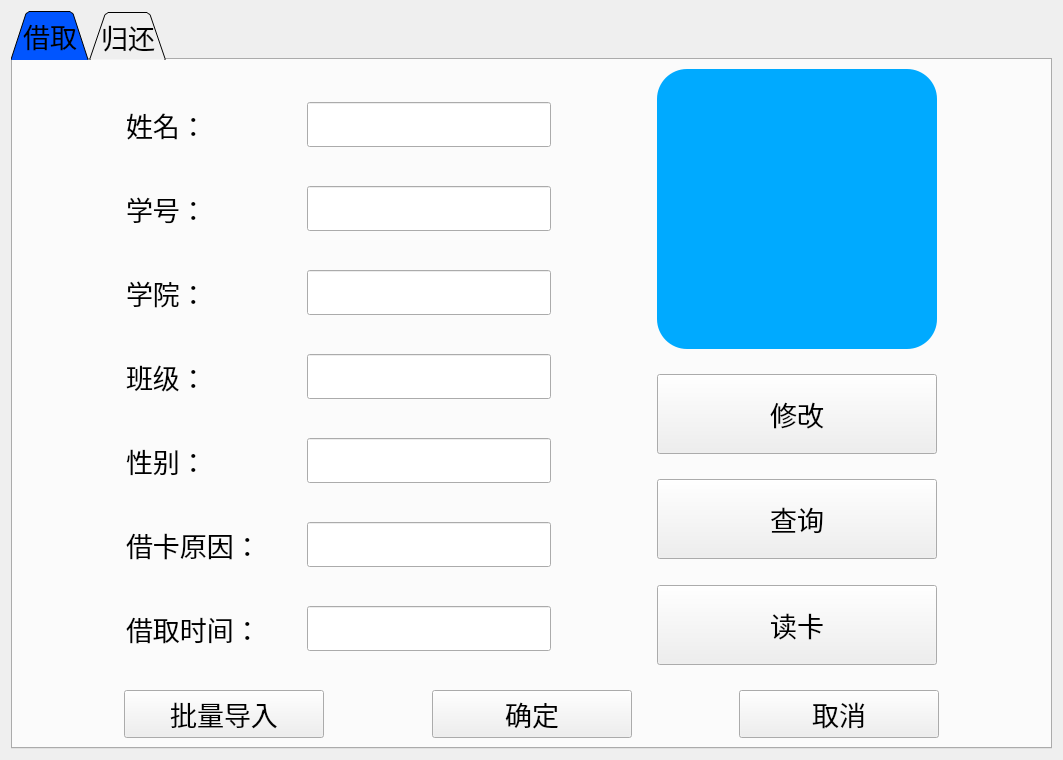
Qt form info_manage_system/account_card_borrow_page.ui (interstellar-ai/info_manage_system) before a commit.
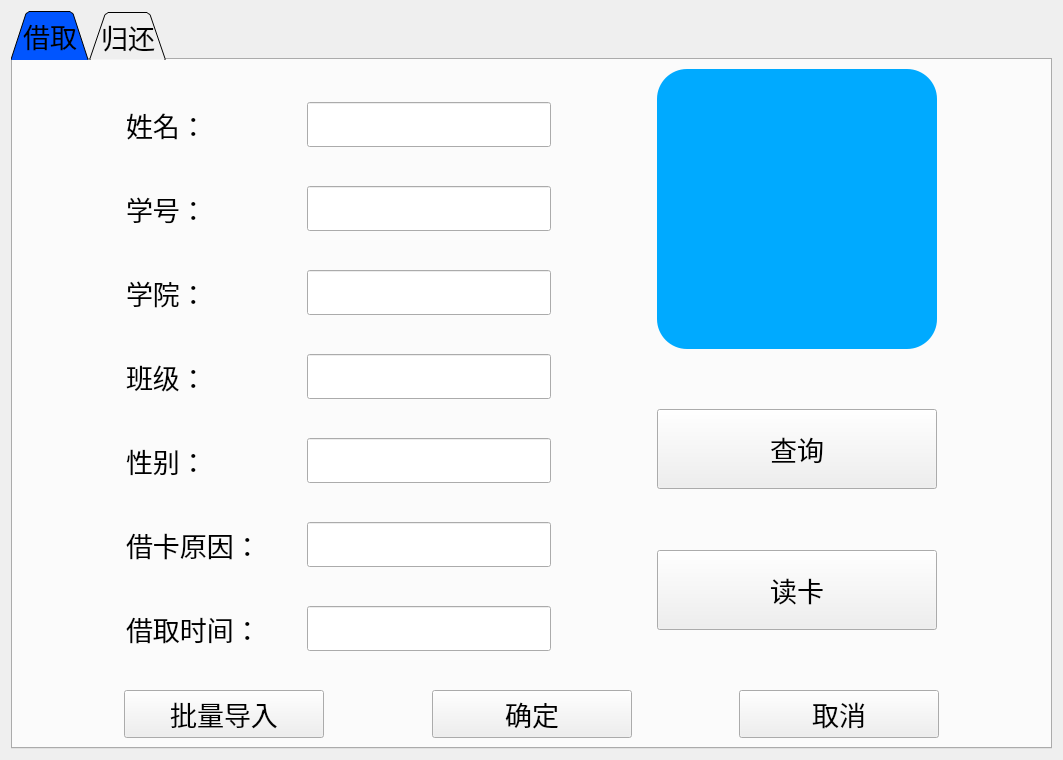
The same form after that commit. The open tabs and pages were chosen to show the change. Icons and pictures are not drawn.

What changed in the file:
```diff
--- a/info_manage_system/account_card_borrow_page.ui
+++ b/info_manage_system/account_card_borrow_page.ui
@@ -405,38 +405,6 @@
                </property>
               </spacer>
              </item>
-             <item>
-              <widget class="QPushButton" name="updateData">
-               <property name="minimumSize">
-                <size>
-                 <width>200</width>
-                 <height>80</height>
-                </size>
-               </property>
-               <property name="font">
-                <font>
-                 <family>宋体</family>
-                 <pointsize>20</pointsize>
-                </font>
-               </property>
-               <property name="text">
-                <string>修改</string>
-               </property>
-              </widget>
-             </item>
-             <item>
-              <spacer name="verticalSpacer">
-               <property name="orientation">
-                <enum>Qt::Vertical</enum>
-               </property>
-               <property name="sizeHint" stdset="0">
-                <size>
-                 <width>20</width>
-                 <height>40</height>
-                </size>
-               </property>
-              </spacer>
-             </item>
              <item>
               <widget class="QPushButton" name="searchButton">
                <property name="minimumSize">
```
